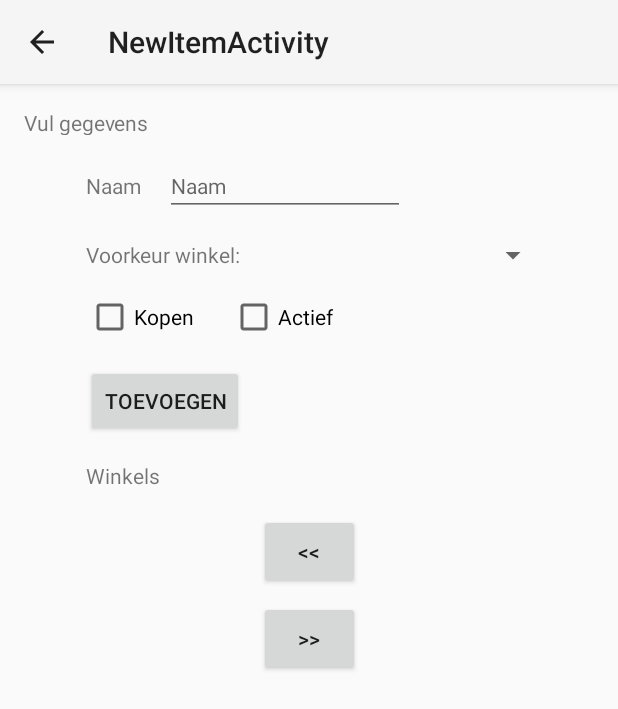
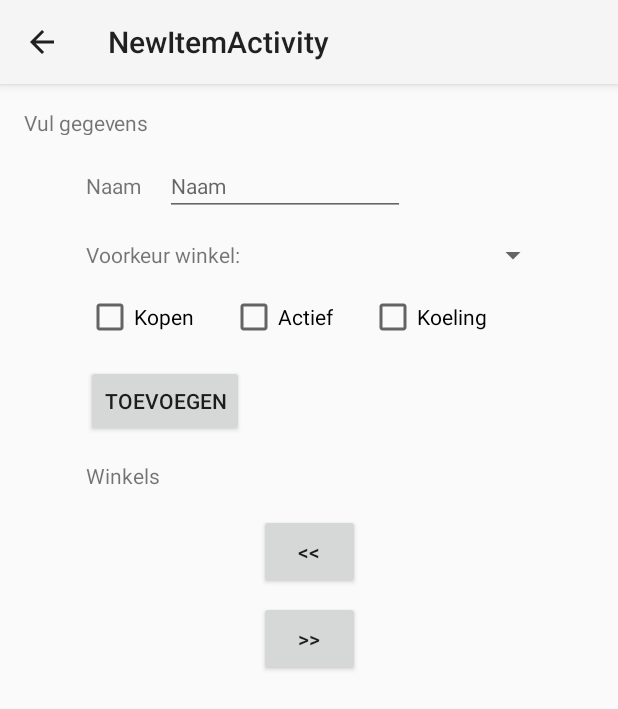
Before and after one commit to JavaAppsJM/appShopping, an Android app: the fragment ProductFragment placed in its activity, on a phone screen of 412 x 824 dp. Shown: the top 709 px of the screen. Run offline under Robolectric (Android 15) with nearby library versions, the phone set to English and light mode, and no system bars; libraries missing offline, so code that uses them is left out: be.hvwebsites.libraryandroid4; 10 statements that could not run were skipped.

Commit message:
cooled als eigenschap vn product ingebouwd mr nog toepassen in shoppinglist

```diff
--- a/app/src/main/java/be/hvwebsites/shopping/adapters/CheckboxListAdapter.java
+++ b/app/src/main/java/be/hvwebsites/shopping/adapters/CheckboxListAdapter.java
@@ -57,9 +57,6 @@ public class CheckboxListAdapter extends RecyclerView.Adapter<CheckboxListAdapte
                     // aan en af vinken zit ingebakken in checkbox, daar moet niets voor gebeuren
                     // de eigenschap toBuy moet wel bewaard worden want in de volgende activity
                     // wordt de waarde terug uit de file gehaald !!
-                    // TODO: bewaren van toBuy
-                    // viewmodel hier recuperen, lukt niet !
-                    // Dus hoe moeten we toBuy bewaren ??
                     int indexToUpdate = getAdapterPosition();
                     boolean checked = checkBoxView.isChecked();
                     // clicklistener mt properties doorgeven nr activity
--- a/app/src/main/java/be/hvwebsites/shopping/constants/SpecificData.java
+++ b/app/src/main/java/be/hvwebsites/shopping/constants/SpecificData.java
@@ -33,4 +33,7 @@ public class SpecificData {
     public static final int PRODUCT_DISPLAY_LARGE = 2;
     public static final int PRODUCT_DISPLAY_SMALL_BOLD = 3;
 
+    public static final String STYLE_COOLED = "cooled";
+    public static final String STYLE_COOLED_BOLD = "cooledbold";
+
 }
--- a/app/src/main/java/be/hvwebsites/shopping/fragments/ProductFragment.java
+++ b/app/src/main/java/be/hvwebsites/shopping/fragments/ProductFragment.java
@@ -122,6 +122,8 @@ public class ProductFragment extends Fragment implements AdapterView.OnItemSelec
             toBuyView.setChecked(productToUpdate.isToBuy());
             CheckBox wantedView = view.findViewById(R.id.wantedCheckbox);
             wantedView.setChecked(productToUpdate.isWanted());
+            CheckBox cooledView = view.findViewById(R.id.cooledCheckBox);
+            cooledView.setChecked(productToUpdate.isCooled());
             // gekoppelde en niet gekoppelde shops in recyclerviews steken
             // Recyclerviews invullen
             recycSelShopsadapter.setReference(SpecificData.LIST_TYPE_1);
@@ -154,11 +156,13 @@ public class ProductFragment extends Fragment implements AdapterView.OnItemSelec
                 // Definitie inputvelden
                 EditText nameView = view.findViewById(R.id.editNameNewProduct);
                 CheckBox toBuyView = view.findViewById(R.id.toBuyCheckBox);
+                CheckBox cooledView = view.findViewById(R.id.cooledCheckBox);
                 Spinner prefShopView = (Spinner) view.findViewById(R.id.spinnerPrefShop);
                 if (action.equals(StaticData.ACTION_NEW)){
                     Product newProduct = new Product(viewModel.getBasedir(), false);
                     newProduct.setEntityName(String.valueOf(nameView.getText()));
                     newProduct.setToBuy(toBuyView.isChecked());
+                    newProduct.setCooled(cooledView.isChecked());
                     // geselecteerde shop uit spinner halen
                     newProduct.setPreferredShopId(viewModel.determineShopBySpinnerSelection());
                     viewModel.getProductList().add(newProduct);
--- a/app/src/main/java/be/hvwebsites/shopping/fragments/ProductListFragment.java
+++ b/app/src/main/java/be/hvwebsites/shopping/fragments/ProductListFragment.java
@@ -27,7 +27,7 @@ public class ProductListFragment extends Fragment{
     private ShopEntitiesViewModel viewModel;
     private List<CheckboxHelper> checkboxList = new ArrayList<>();
 
-    // TODO:Toegevoegd vanuit android tutorial
+    // Toegevoegd vanuit android tutorial
     public ProductListFragment(){
         super(R.layout.fragment_checkbox_item_recycler);
     }
--- a/app/src/main/java/be/hvwebsites/shopping/viewmodels/ShopEntitiesViewModel.java
+++ b/app/src/main/java/be/hvwebsites/shopping/viewmodels/ShopEntitiesViewModel.java
@@ -448,8 +448,14 @@ public class ShopEntitiesViewModel extends AndroidViewModel {
             }else {
                 productDisplayLine = prodList.get(i).getEntityName();
             }
-            if (inDisplayType == SpecificData.PRODUCT_DISPLAY_SMALL_BOLD){
-                cbTextStyle = StaticData.BOLD_TEXT;
+            if ((inDisplayType == SpecificData.PRODUCT_DISPLAY_SMALL_BOLD) &&
+            (prodList.get(i).isCooled())){
+                cbTextStyle = SpecificData.STYLE_COOLED_BOLD;
+            }
+            // Check eigenschap cooled, style = red
+            if ((inDisplayType == SpecificData.PRODUCT_DISPLAY_SMALL) &&
+                    (prodList.get(i).isCooled())){
+                cbTextStyle = SpecificData.STYLE_COOLED;
             }
             checkboxList.add(new CheckboxHelper(
                     productDisplayLine,
--- a/app/src/main/res/layout/fragment_product.xml
+++ b/app/src/main/res/layout/fragment_product.xml
@@ -42,18 +42,6 @@
         app:layout_constraintStart_toStartOf="parent"
         app:layout_constraintTop_toBottomOf="@+id/editNameNewProduct" />
 
-
-    <CheckBox
-        android:id="@+id/toBuyCheckBox"
-        android:layout_width="wrap_content"
-        android:layout_height="wrap_content"
-        android:layout_marginStart="8dp"
-        android:layout_marginLeft="8dp"
-        android:layout_marginTop="16dp"
-        android:text="@string/labelToBuyCheckBox"
-        app:layout_constraintStart_toStartOf="parent"
-        app:layout_constraintTop_toBottomOf="@+id/labelPreferredShop" />
-
     <Spinner
         android:id="@+id/spinnerPrefShop"
         android:layout_width="208dp"
@@ -76,6 +64,17 @@
         app:layout_constraintTop_toBottomOf="@+id/wantedCheckbox" />
 
     <CheckBox
+        android:id="@+id/toBuyCheckBox"
+        android:layout_width="wrap_content"
+        android:layout_height="wrap_content"
+        android:layout_marginStart="8dp"
+        android:layout_marginLeft="8dp"
+        android:layout_marginTop="16dp"
+        android:text="@string/labelToBuyCheckBox"
+        app:layout_constraintStart_toStartOf="parent"
+        app:layout_constraintTop_toBottomOf="@+id/labelPreferredShop" />
+
+    <CheckBox
         android:id="@+id/wantedCheckbox"
         android:layout_width="wrap_content"
         android:layout_height="wrap_content"
@@ -84,6 +83,18 @@
         android:layout_marginTop="16dp"
         android:text="@string/actief"
         app:layout_constraintStart_toEndOf="@+id/toBuyCheckBox"
+        app:layout_constraintTop_toBottomOf="@+id/labelPreferredShop" />
+
+
+    <CheckBox
+        android:id="@+id/cooledCheckBox"
+        android:layout_width="wrap_content"
+        android:layout_height="wrap_content"
+        android:layout_marginStart="24dp"
+        android:layout_marginLeft="24dp"
+        android:layout_marginTop="16dp"
+        android:text="Koeling"
+        app:layout_constraintStart_toEndOf="@+id/wantedCheckbox"
         app:layout_constraintTop_toBottomOf="@+id/labelPreferredShop" />
 
     <androidx.recyclerview.widget.RecyclerView
--- a/app/src/main/res/values/colors.xml
+++ b/app/src/main/res/values/colors.xml
@@ -8,5 +8,6 @@
     <color name="black">#FF000000</color>
     <color name="white">#FFFFFFFF</color>
     <color name="grey">#17E0F7FA</color>
+    <color name="red">#FA1302</color>
     <color name="background_white">#FFFFFFFF</color>
 </resources>
```
Also changed, not shown: app/src/main/java/be/hvwebsites/shopping/A4ShoppingListActivity.java (+9 -0 lines), app/src/main/java/be/hvwebsites/shopping/adapters/ChckbxListAdapter.java (+18 -16 lines), app/src/main/java/be/hvwebsites/shopping/entities/Product.java (+22 -4 lines), app/src/main/res/layout/activity_a4_shopping_list.xml (+14 -2 lines).
